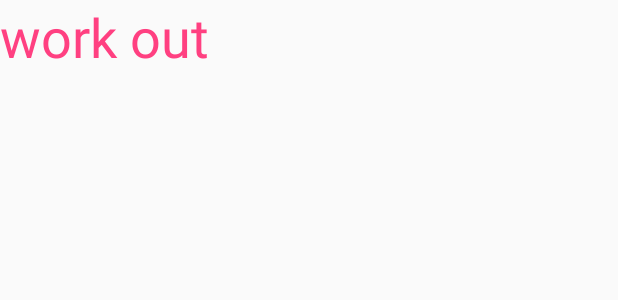
After one commit to appcoreopc/android_fragmentscroll, an Android app: the layout fragment_fragment__work_out.xml on its own in the app's theme, with its tools: preview values and no code run, on a phone screen of 412 x 824 dp. The commit adds this screen. Shown: the top 300 px of the screen. Run offline under Robolectric (Android 15) with nearby library versions, the phone set to English and light mode, and no system bars.

Commit message:
fix issue with fragment loading.

```diff
--- a/app/src/main/java/com/example/jeremy/myapp/MainActivity.java
+++ b/app/src/main/java/com/example/jeremy/myapp/MainActivity.java
@@ -15,7 +15,7 @@ import android.view.View;
 import android.view.Menu;
 import android.view.MenuItem;
 
-public class MainActivity extends AppCompatActivity implements Fragment_Moov.OnFragmentInteractionListener, HowItWorks_Fragment.OnFragmentInteractionListener  {
+public class MainActivity extends AppCompatActivity implements Fragment_Moov.OnFragmentInteractionListener, HowItWorks_Fragment.OnFragmentInteractionListener, Fragment_WorkOut.OnFragmentInteractionListener {
 
     private static final int NUM_PAGES = 5;
     private ViewPager mPager;
--- /dev/null
+++ b/app/src/main/res/layout/fragment_fragment__work_out.xml
@@ -0,0 +1,16 @@
+<FrameLayout xmlns:android="http://schemas.android.com/apk/res/android"
+    xmlns:tools="http://schemas.android.com/tools"
+    android:layout_width="match_parent"
+    android:layout_height="match_parent"
+    tools:context="com.example.jeremy.myapp.Fragment_WorkOut">
+
+    <!-- TODO: Update blank fragment layout -->
+    <TextView
+        android:layout_width="match_parent"
+        android:layout_height="match_parent"
+        android:text="@string/workout_fragment"
+        android:textSize="36sp"
+        android:fontFamily="sans-serif"
+        android:textColor="?attr/colorControlActivated" />
+
+</FrameLayout>
--- a/app/src/main/res/values/strings.xml
+++ b/app/src/main/res/values/strings.xml
@@ -6,5 +6,5 @@
     <string name="moov_fragment">Moov fragment</string>
     <string name="hello_blank_fragment">Moov fragment2</string>
     <string name="howitworks_fragment">how it works fragment</string>
-
+    <string name="workout_fragment">work out </string>
 </resources>
```
Also changed, not shown: app/src/main/java/com/example/jeremy/myapp/Fragment_WorkOut.java (added, +108 -0 lines), app/src/main/java/com/example/jeremy/myapp/MyFragmentPagerAdapter.java (+7 -9 lines), app/src/main/res/layout/activity_main.xml (+3 -14 lines).
